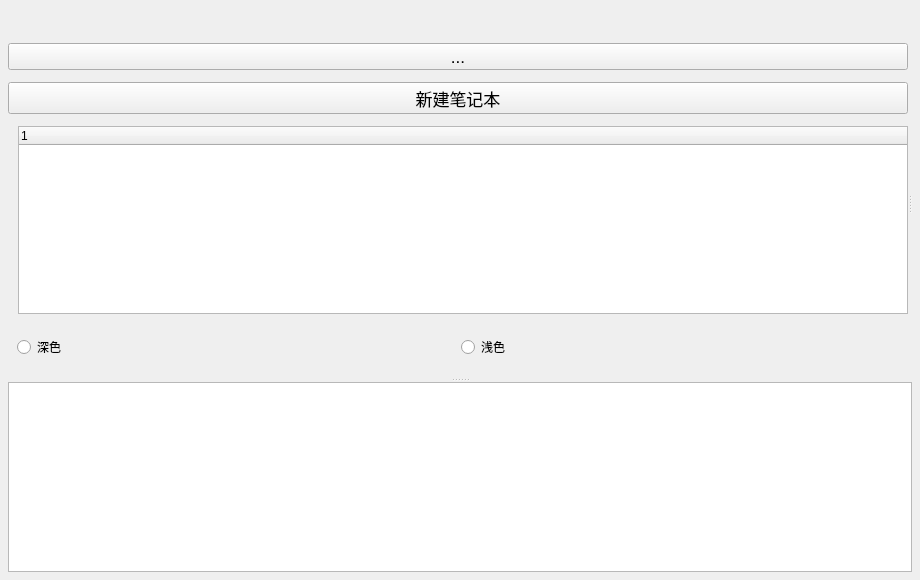
Old version of the form App/windows/mainwindow.ui in the repository kevinWu7/LifeNote.
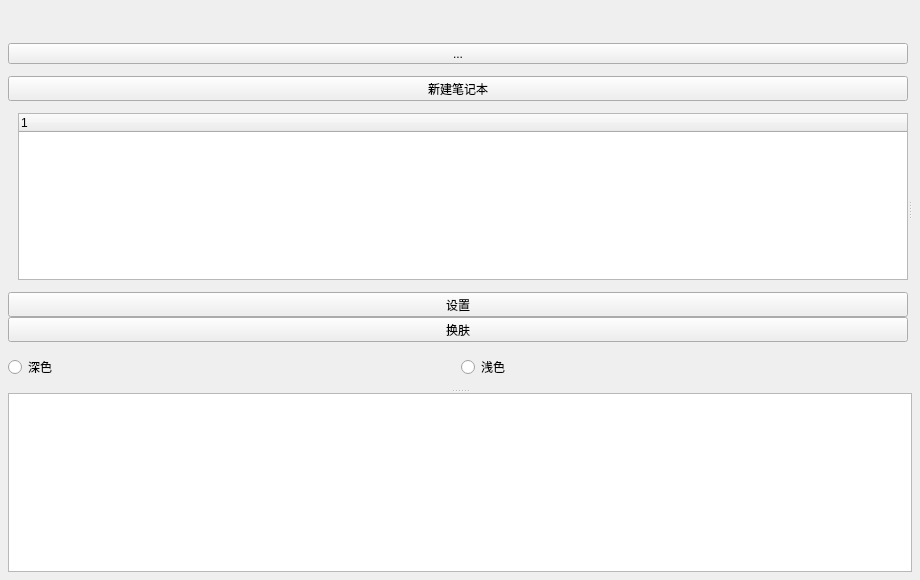
New version of the form. Custom widgets are drawn as their Qt base class.

```diff
--- a/App/windows/mainwindow.ui
+++ b/App/windows/mainwindow.ui
@@ -116,11 +116,6 @@
                 <verstretch>0</verstretch>
                </sizepolicy>
               </property>
-              <property name="font">
-               <font>
-                <pointsize>13</pointsize>
-               </font>
-              </property>
               <property name="text">
                <string>...</string>
               </property>
@@ -149,11 +144,6 @@
                 <height>0</height>
                </size>
               </property>
-              <property name="font">
-               <font>
-                <pointsize>13</pointsize>
-               </font>
-              </property>
               <property name="text">
                <string>新建笔记本</string>
               </property>
@@ -224,19 +214,99 @@
                 <height>0</height>
                </size>
               </property>
-              <layout class="QHBoxLayout" name="horizontalLayout">
+              <layout class="QVBoxLayout" name="verticalLayout_6">
+               <property name="spacing">
+                <number>3</number>
+               </property>
+               <property name="leftMargin">
+                <number>0</number>
+               </property>
+               <property name="topMargin">
+                <number>0</number>
+               </property>
+               <property name="rightMargin">
+                <number>0</number>
+               </property>
+               <property name="bottomMargin">
+                <number>0</number>
+               </property>
                <item>
-                <widget class="QRadioButton" name="darkRadioButton">
-                 <property name="text">
-                  <string>深色</string>
-                 </property>
+                <widget class="QWidget" name="settingWidget" native="true">
+                 <layout class="QVBoxLayout" name="verticalLayout_5">
+                  <property name="spacing">
+                   <number>0</number>
+                  </property>
+                  <property name="leftMargin">
+                   <number>0</number>
+                  </property>
+                  <property name="topMargin">
+                   <number>0</number>
+                  </property>
+                  <property name="rightMargin">
+                   <number>0</number>
+                  </property>
+                  <property name="bottomMargin">
+                   <number>10</number>
+                  </property>
+                  <item>
+                   <widget class="QToolButton" name="systemSettingBtn">
+                    <property name="sizePolicy">
+                     <sizepolicy hsizetype="Preferred" vsizetype="Fixed">
+                      <horstretch>0</horstretch>
+                      <verstretch>0</verstretch>
+                     </sizepolicy>
+                    </property>
+                    <property name="text">
+                     <string>设置</string>
+                    </property>
+                   </widget>
+                  </item>
+                  <item>
+                   <widget class="QToolButton" name="themeSettingBtn">
+                    <property name="sizePolicy">
+                     <sizepolicy hsizetype="Preferred" vsizetype="Fixed">
+                      <horstretch>0</horstretch>
+                      <verstretch>0</verstretch>
+                     </sizepolicy>
+                    </property>
+                    <property name="text">
+                     <string>换肤</string>
+                    </property>
+                   </widget>
+                  </item>
+                 </layout>
                 </widget>
                </item>
                <item>
-                <widget class="QRadioButton" name="lightRadioButton">
-                 <property name="text">
-                  <string>浅色</string>
-                 </property>
+                <widget class="QWidget" name="widget_2" native="true">
+                 <layout class="QHBoxLayout" name="horizontalLayout">
+                  <property name="leftMargin">
+                   <number>0</number>
+                  </property>
+                  <property name="topMargin">
+                   <number>0</number>
+                  </property>
+                  <property name="rightMargin">
+                   <number>0</number>
+                  </property>
+                  <property name="bottomMargin">
+                   <number>0</number>
+                  </property>
+                  <item>
+                   <widget class="QRadioButton" name="darkRadioButton">
+                    <property name="text">
+                     <string>深色</string>
+                    </property>
+                   </widget>
+                  </item>
+                  <item>
+                   <widget class="QRadioButton" name="lightRadioButton">
+                    <property name="text">
+                     <string>浅色</string>
+                    </property>
+                   </widget>
+                  </item>
+                 </layout>
                 </widget>
                </item>
               </layout>
```
